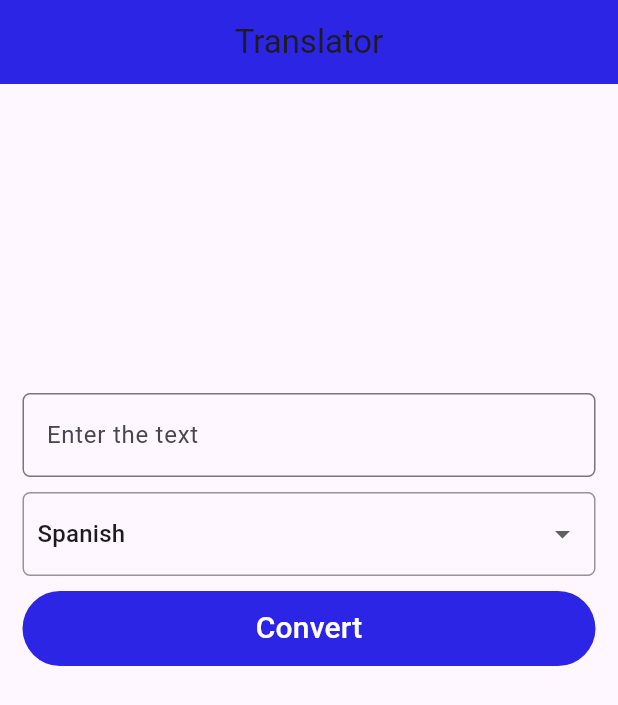
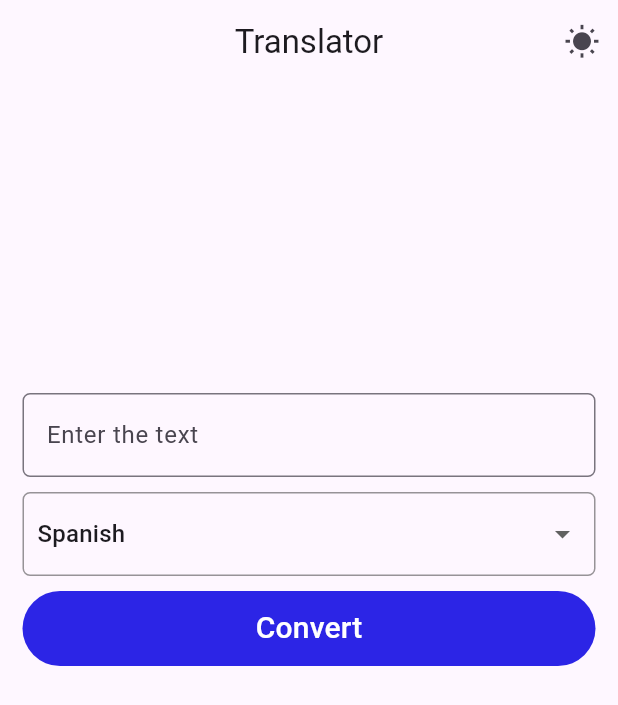
Before and after one commit to iiitl/translate_app, a Flutter app: the screen it shows after launch, on a phone screen of 412 x 824 dp. Shown: the top 705 px of the screen. Run offline on Flutter 3.47's test engine with Material 3 defaults, Android fonts, the light colour scheme and no system bars.

Commit message:
Add your commit message here

```diff
--- a/translate_app/lib/main.dart
+++ b/translate_app/lib/main.dart
@@ -23,17 +23,55 @@
   Language(lang: "hi", language: "Hindi")
 ];
 
-class MyApp extends StatelessWidget {
-  MyApp({super.key});
+class MyApp extends StatefulWidget {
+  const MyApp({super.key});
 
   @override
+  State<MyApp> createState() => _MyAppState();
+}
+bool _iconBool=false;
+
+IconData _iconLight =Icons.wb_sunny;
+IconData _iconDark =Icons.nights_stay;
+
+ThemeData _lightTheme =ThemeData(
+  primarySwatch: Colors.amber,
+  brightness: Brightness.light,
+);
+
+ThemeData _darkTheme =ThemeData(
+  primarySwatch: Colors.red,
+  brightness: Brightness.dark,
+);
+
+
+class _MyAppState extends State<MyApp> {
+  @override
   Widget build(BuildContext context) {
-    return const MaterialApp(
-      debugShowCheckedModeBanner: false,
-      home: LanguageTranslator(),
+    return MaterialApp(
+      theme:  _iconBool ? _darkTheme : _lightTheme,
+      home: Scaffold(
+        appBar: AppBar(
+          title: const Text("Translator"),
+          centerTitle: true,
+
+          actions: [
+            IconButton(onPressed: (){
+              setState(() {
+                _iconBool=!_iconBool;
+              });
+            },
+              icon: Icon(_iconBool ? _iconDark : _iconLight),
+            )
+          ],
+
+        ),
+        body: LanguageTranslator(),
+      ),
     );
   }
 }
+
 
 class LanguageTranslator extends StatefulWidget {
   const LanguageTranslator({super.key});
@@ -54,12 +92,6 @@
   @override
   Widget build(BuildContext context) {
     return Scaffold(
-      appBar: AppBar(
-        title: const Text("Translator"),
-        centerTitle: true,
-        elevation: 0,
-        backgroundColor: const Color.fromARGB(255, 44, 37, 230),
-      ),
       body: SingleChildScrollView(
         child: Container(
           margin: const EdgeInsets.symmetric(horizontal: 15),
```
